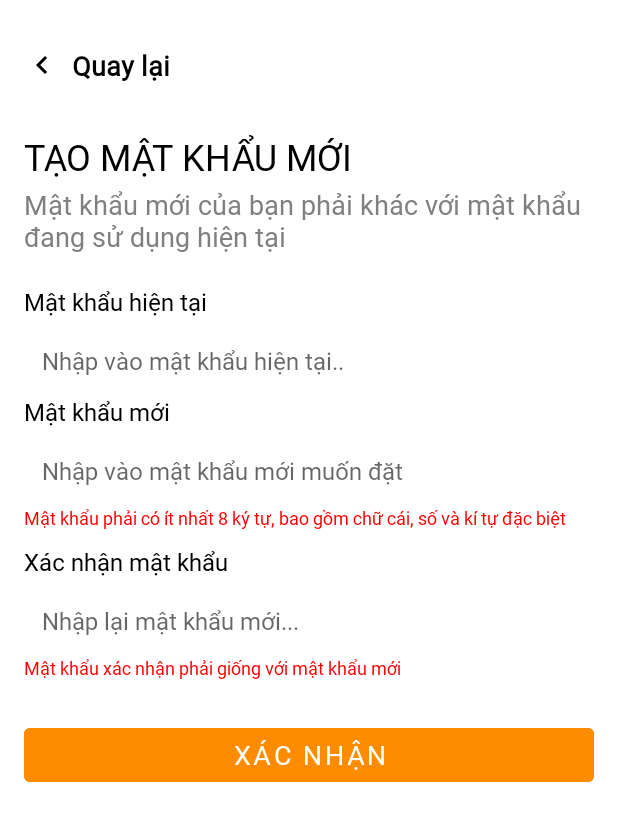
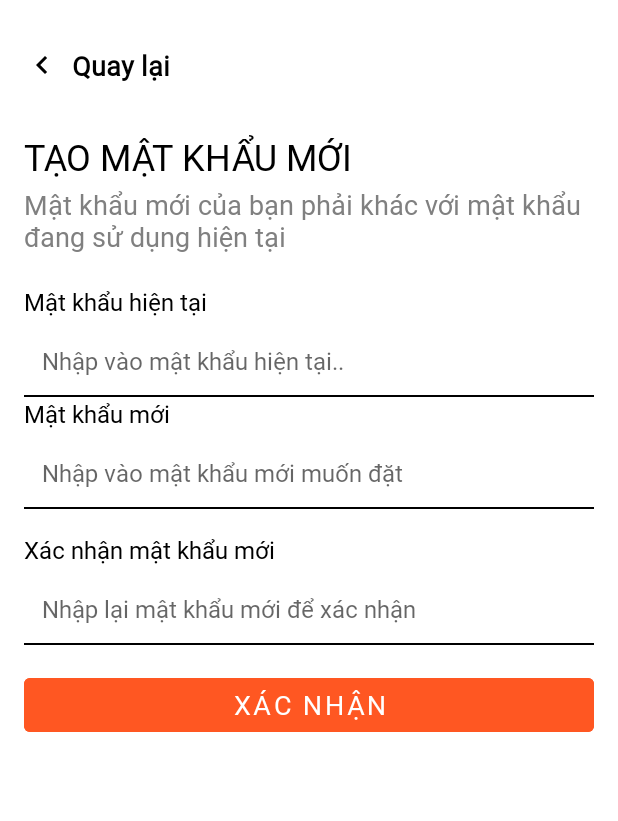
Before and after one commit to gacon04/mastertref, an Android app: the layout activity_doi_mat_khau.xml on its own in the app's theme, with its tools: preview values and no code run, on a phone screen of 412 x 824 dp. Shown: the top 821 px of the screen. Run offline under Robolectric (Android 15) with nearby library versions, the phone set to English and light mode, and no system bars.

```diff
--- a/app/src/main/res/layout/activity_doi_mat_khau.xml
+++ b/app/src/main/res/layout/activity_doi_mat_khau.xml
@@ -80,7 +80,10 @@
 
         <!-- Khoảng cách -->
 
-
+        <View
+            android:layout_width="match_parent"
+            android:layout_height="1dp"
+            android:background="@android:color/black" />
         <TextView
             android:layout_width="match_parent"
             android:layout_height="wrap_content"
@@ -100,45 +103,39 @@
             android:hint="Nhập vào mật khẩu mới muốn đặt"
             android:padding="12dp"
             android:textSize="16sp" />
-
+        <View
+            android:layout_width="match_parent"
+            android:layout_height="1dp"
+            android:background="@android:color/black" />
+        <!-- Thêm EditText cho xác nhận mật khẩu -->
         <TextView
             android:layout_width="match_parent"
             android:layout_height="wrap_content"
-            android:text="Mật khẩu phải có ít nhất 8 ký tự, bao gồm chữ cái, số và kí tự đặc biệt"
-            android:textSize="12sp"
-            android:fontFamily="@font/sfpro_regul"
-            android:textColor="@color/red"
-            android:paddingBottom="10dp"/>
-
-
-        <!-- Nút Gửi -->
-        <TextView
-            android:layout_width="match_parent"
-            android:layout_height="wrap_content"
+            android:text="Xác nhận mật khẩu mới"
+            android:textSize="16sp"
             android:fontFamily="@font/sfpro_medi"
+            android:textColor="@color/black"
             android:paddingBottom="5dp"
-            android:text="Xác nhận mật khẩu"
-            android:textColor="@color/black"
-            android:textSize="16sp" />
+            android:layout_marginTop="16dp"/>
         <EditText
-            android:id="@+id/edtConfirmPass"
+            android:id="@+id/edtConfirmPassword"
             android:layout_width="match_parent"
             android:layout_height="wrap_content"
             android:background="@color/white"
             android:fontFamily="@font/sfpro_regu"
+            android:textColor="@color/black"
             android:gravity="top"
-            android:hint="Nhập lại mật khẩu mới..."
-            android:textColor="@color/black"
+            android:hint="Nhập lại mật khẩu mới để xác nhận"
             android:padding="12dp"
             android:textSize="16sp" />
-        <TextView
+
+        <!-- Nút Gửi -->
+
+        <View
             android:layout_width="match_parent"
-            android:layout_height="wrap_content"
-            android:text="Mật khẩu xác nhận phải giống với mật khẩu mới"
-            android:textSize="12sp"
-            android:fontFamily="@font/sfpro_regul"
-            android:textColor="@color/red"
-            android:paddingBottom="10dp"/>
+            android:layout_height="1dp"
+            android:background="@android:color/black" />
+
         <Button
             android:id="@+id/btn_send"
             android:layout_width="match_parent"
--- a/app/src/main/res/values/colors.xml
+++ b/app/src/main/res/values/colors.xml
@@ -36,7 +36,7 @@
     <color name="dark_red">#8B0000</color>
     <color name="dark_blue">#00008B</color>
     <color name="dark_green">#006400</color>
-    <color name="dark_orange">#FF8C00</color>
+    <color name="dark_orange">#FF5722</color>
 
     <!-- Lighter Shades -->
     <color name="light_blue">#ADD8E6</color>
```
Also changed, not shown: app/src/main/java/com/example/mastertref/data/local/TaikhoanDAO.java (+4 -6 lines), app/src/main/java/com/example/mastertref/domain/models/ChangePasswordDTO.java (+35 -10 lines), app/src/main/java/com/example/mastertref/domain/usecase/ChangePasswordUC.java (+63 -15 lines), app/src/main/java/com/example/mastertref/ui/SettingFragmentChild/TaiKhoanActivity/DoiMatKhau.java (+111 -28 lines), app/src/main/java/com/example/mastertref/utils/AESHelper.java (+15 -3 lines), app/src/main/java/com/example/mastertref/viewmodel/TaikhoanVM.java (+13 -12 lines), app/src/main/res/drawable/edittext_border_black.xml (added, +10 -0 lines).
